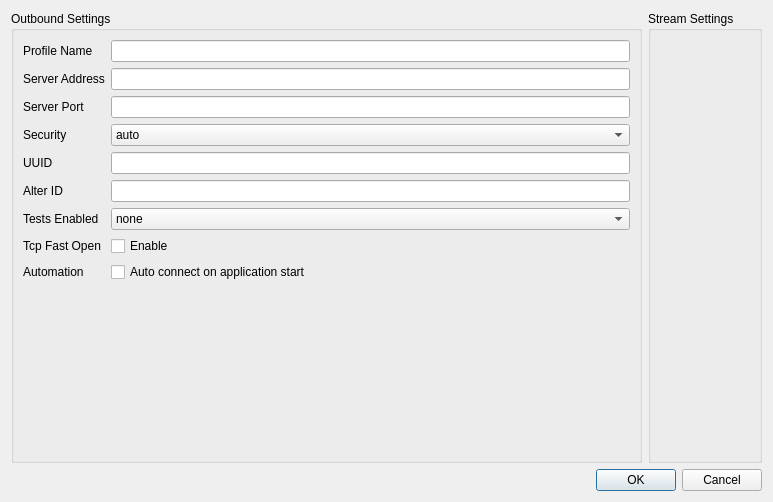
First picture: the form in ui/vmesseditdialog.ui, repository 31126-un/Trojan-Qt5, before the edit.
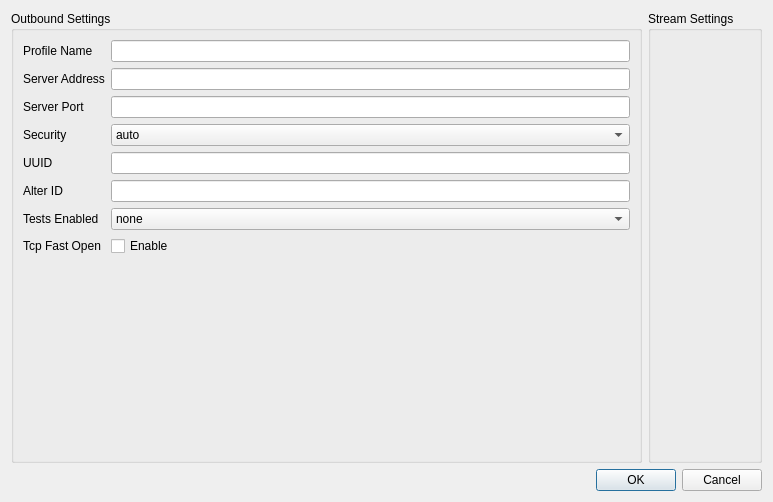
Second picture: the form after the edit.

Commit message: [Remove Feature] drop autoStart

Diff of the .ui file:
```diff
--- a/ui/vmesseditdialog.ui
+++ b/ui/vmesseditdialog.ui
@@ -155,20 +155,6 @@
             </property>
            </widget>
           </item>
-          <item row="8" column="0">
-           <widget class="QLabel" name="label_9">
-            <property name="text">
-             <string>Automation</string>
-            </property>
-           </widget>
-          </item>
-          <item row="8" column="1">
-           <widget class="QCheckBox" name="autoStartCheckBox">
-            <property name="text">
-             <string>Auto connect on application start</string>
-            </property>
-           </widget>
-          </item>
          </layout>
         </item>
        </layout>
```
The commit also changes 19 other files.
